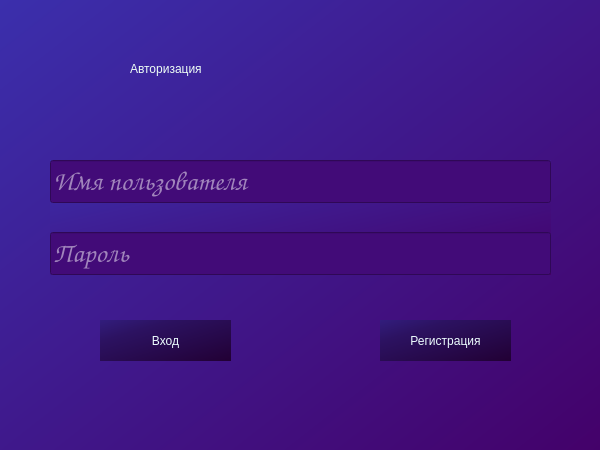
The window that Client/Auth.ui (zorroBinn/QuickDialog) describes before a commit, drawn with Qt 5.
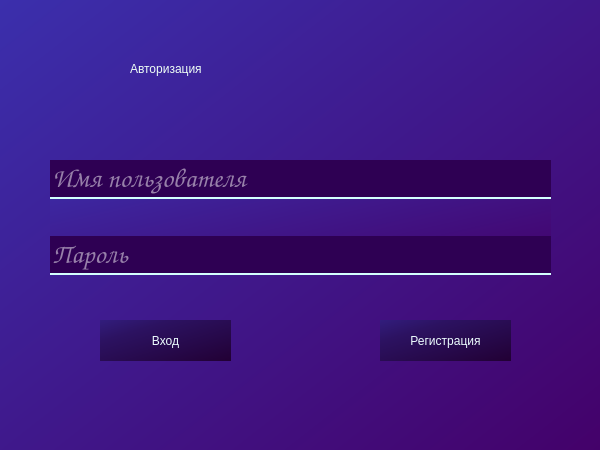
The same window after the commit. Icons and pictures are not drawn.

Patch:
```diff
--- a/Client/Auth.ui
+++ b/Client/Auth.ui
@@ -111,7 +111,7 @@
      <string>Авторизация</string>
     </property>
    </widget>
-   <widget class="QWidget" name="">
+   <widget class="QWidget" name="layoutWidget">
     <property name="geometry">
      <rect>
       <x>50</x>
@@ -132,8 +132,12 @@
         </font>
        </property>
        <property name="styleSheet">
-        <string notr="true">background-color: rgb(66, 11, 120);
-color: rgb(255, 255, 255);</string>
+        <string notr="true">background-color: rgb(46, 0, 83);
+color: rgb(255, 255, 255);
+border: 2px solid rgb(212, 255, 254);
+border-top: 0px;
+border-left: 0px;
+border-right: 0px;</string>
        </property>
        <property name="maxLength">
         <number>50</number>
@@ -167,12 +171,19 @@
         </font>
        </property>
        <property name="styleSheet">
-        <string notr="true">background-color: rgb(66, 11, 120);
-color: rgb(255, 255, 255);</string>
+        <string notr="true">background-color: rgb(46, 0, 83);
+color: rgb(255, 255, 255);
+border: 2px solid rgb(212, 255, 254);
+border-top: 0px;
+border-left: 0px;
+border-right: 0px;</string>
        </property>
        <property name="maxLength">
         <number>50</number>
        </property>
+       <property name="echoMode">
+        <enum>QLineEdit::Password</enum>
+       </property>
        <property name="placeholderText">
         <string>Пароль</string>
        </property>
```
Left out of the diff: 4 changed lines with no effect on the pictures.
